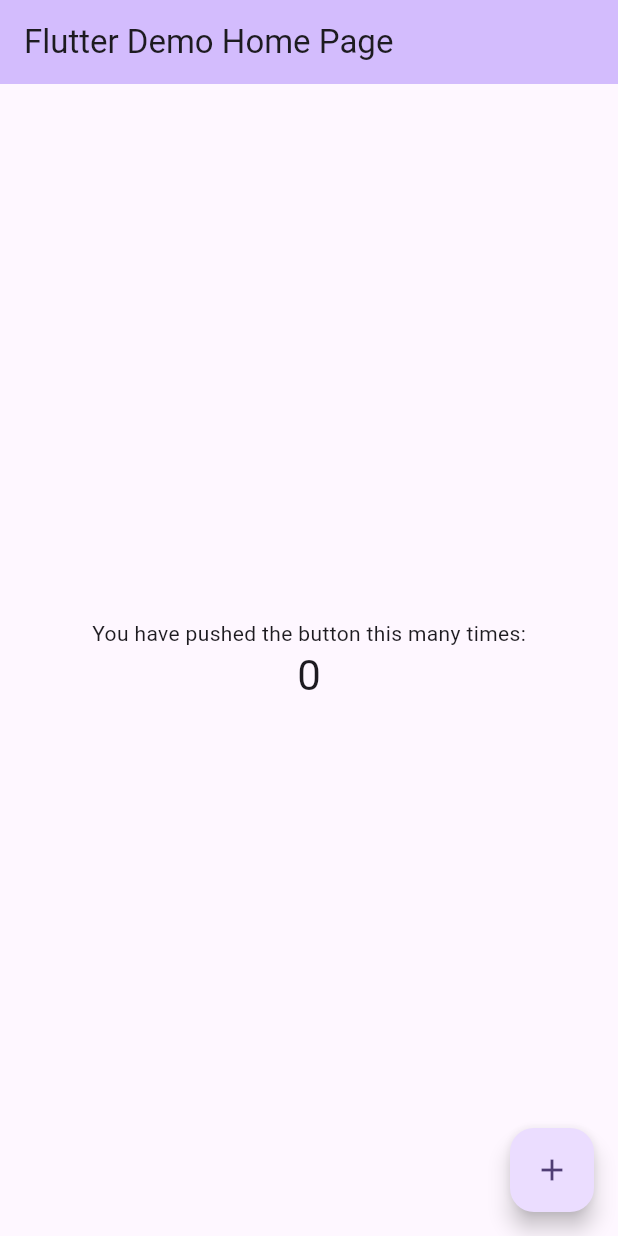
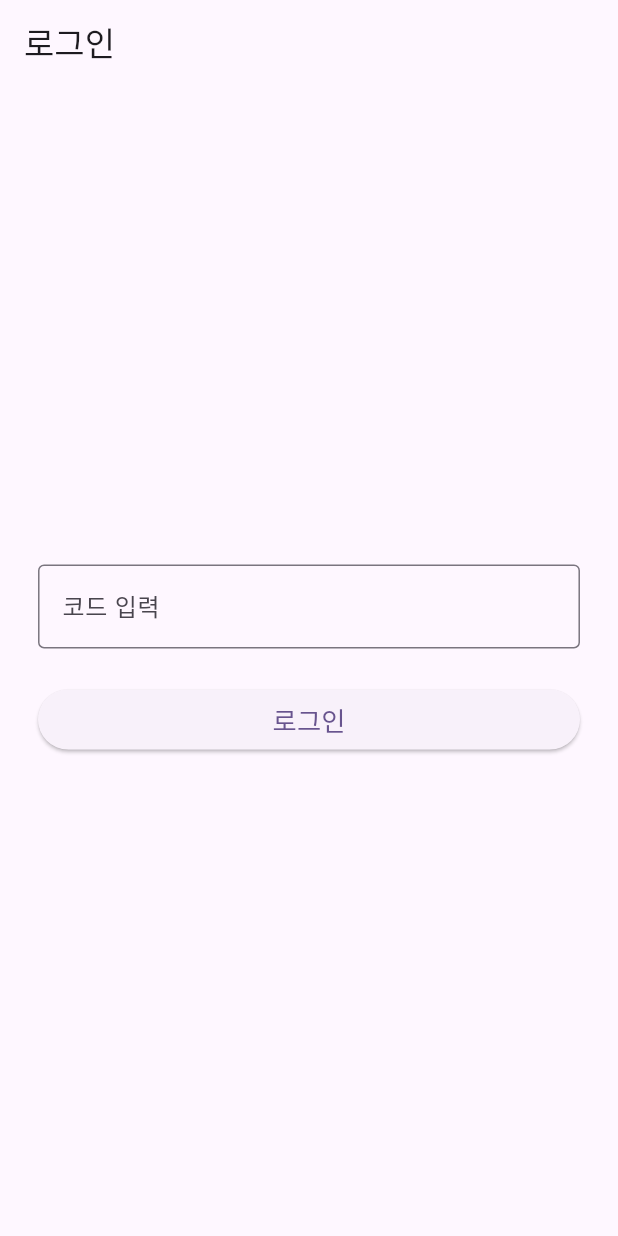
Before and after one commit to angry-dev/smile-monitoring, a Flutter app: the screen it shows after launch, on a phone screen of 412 x 824 dp. Run offline on Flutter 3.47's test engine with Material 3 defaults, Android fonts, the phone set to English and light mode, and no system bars; our stand-ins replace flutter_screenutil.

Commit message:
로그인화면 생성 & 분기

```diff
--- a/lib/main.dart
+++ b/lib/main.dart
@@ -1,4 +1,6 @@
 import 'package:flutter/material.dart';
+import 'package:flutter_screenutil/flutter_screenutil.dart';
+import 'page/login_page.dart';
 
 void main() {
   runApp(const MyApp());
@@ -7,119 +9,22 @@ void main() {
 class MyApp extends StatelessWidget {
   const MyApp({super.key});
 
-  // This widget is the root of your application.
   @override
   Widget build(BuildContext context) {
+    return ScreenUtilInit(
+      designSize: const Size(390, 844), // iPhone 12 기준, 필요시 변경
+      minTextAdapt: true,
+      splitScreenMode: true,
+      builder: (context, child) {
         return MaterialApp(
           title: 'Flutter Demo',
           theme: ThemeData(
-        // This is the theme of your application.
-        //
-        // TRY THIS: Try running your application with "flutter run". You'll see
-        // the application has a purple toolbar. Then, without quitting the app,
-        // try changing the seedColor in the colorScheme below to Colors.green
-        // and then invoke "hot reload" (save your changes or press the "hot
-        // reload" button in a Flutter-supported IDE, or press "r" if you used
-        // the command line to start the app).
-        //
-        // Notice that the counter didn't reset back to zero; the application
-        // state is not lost during the reload. To reset the state, use hot
-        // restart instead.
-        //
-        // This works for code too, not just values: Most code changes can be
-        // tested with just a hot reload.
             colorScheme: ColorScheme.fromSeed(seedColor: Colors.deepPurple),
             useMaterial3: true,
           ),
-      home: const MyHomePage(title: 'Flutter Demo Home Page'),
+          home: const LoginPage(),
+        );
+      },
     );
   }
 }
-
-class MyHomePage extends StatefulWidget {
-  const MyHomePage({super.key, required this.title});
-
-  // This widget is the home page of your application. It is stateful, meaning
-  // that it has a State object (defined below) that contains fields that affect
-  // how it looks.
-
-  // This class is the configuration for the state. It holds the values (in this
-  // case the title) provided by the parent (in this case the App widget) and
-  // used by the build method of the State. Fields in a Widget subclass are
-  // always marked "final".
-
-  final String title;
-
-  @override
-  State<MyHomePage> createState() => _MyHomePageState();
-}
-
-class _MyHomePageState extends State<MyHomePage> {
-  int _counter = 0;
-
-  void _incrementCounter() {
-    setState(() {
-      // This call to setState tells the Flutter framework that something has
-      // changed in this State, which causes it to rerun the build method below
-      // so that the display can reflect the updated values. If we changed
-      // _counter without calling setState(), then the build method would not be
-      // called again, and so nothing would appear to happen.
-      _counter++;
-    });
-  }
-
-  @override
-  Widget build(BuildContext context) {
-    // This method is rerun every time setState is called, for instance as done
-    // by the _incrementCounter method above.
-    //
-    // The Flutter framework has been optimized to make rerunning build methods
-    // fast, so that you can just rebuild anything that needs updating rather
-    // than having to individually change instances of widgets.
-    return Scaffold(
-      appBar: AppBar(
-        // TRY THIS: Try changing the color here to a specific color (to
-        // Colors.amber, perhaps?) and trigger a hot reload to see the AppBar
-        // change color while the other colors stay the same.
-        backgroundColor: Theme.of(context).colorScheme.inversePrimary,
-        // Here we take the value from the MyHomePage object that was created by
-        // the App.build method, and use it to set our appbar title.
-        title: Text(widget.title),
-      ),
-      body: Center(
-        // Center is a layout widget. It takes a single child and positions it
-        // in the middle of the parent.
-        child: Column(
-          // Column is also a layout widget. It takes a list of children and
-          // arranges them vertically. By default, it sizes itself to fit its
-          // children horizontally, and tries to be as tall as its parent.
-          //
-          // Column has various properties to control how it sizes itself and
-          // how it positions its children. Here we use mainAxisAlignment to
-          // center the children vertically; the main axis here is the vertical
-          // axis because Columns are vertical (the cross axis would be
-          // horizontal).
-          //
-          // TRY THIS: Invoke "debug painting" (choose the "Toggle Debug Paint"
-          // action in the IDE, or press "p" in the console), to see the
-          // wireframe for each widget.
-          mainAxisAlignment: MainAxisAlignment.center,
-          children: <Widget>[
-            const Text(
-              'You have pushed the button this many times:',
-            ),
-            Text(
-              '$_counter',
-              style: Theme.of(context).textTheme.headlineMedium,
-            ),
-          ],
-        ),
-      ),
-      floatingActionButton: FloatingActionButton(
-        onPressed: _incrementCounter,
-        tooltip: 'Increment',
-        child: const Icon(Icons.add),
-      ), // This trailing comma makes auto-formatting nicer for build methods.
-    );
-  }
-}
--- /dev/null
+++ b/lib/page/login_page.dart
@@ -0,0 +1,66 @@
+import 'package:flutter/material.dart';
+import 'package:flutter_screenutil/flutter_screenutil.dart';
+import 'admin_home_page.dart';
+import 'user_home_page.dart';
+import '../constant/app_constants.dart';
+
+class LoginPage extends StatefulWidget {
+  const LoginPage({super.key});
+  @override
+  State<LoginPage> createState() => _LoginPageState();
+}
+
+class _LoginPageState extends State<LoginPage> {
+  final TextEditingController _codeController = TextEditingController();
+  String? _errorText;
+
+  void _login() {
+    final code = _codeController.text.trim();
+    if (code == AppConstants.adminCode) {
+      Navigator.pushReplacement(
+        context,
+        MaterialPageRoute(builder: (_) => const AdminHomePage()),
+      );
+    } else if (code == AppConstants.userCode) {
+      Navigator.pushReplacement(
+        context,
+        MaterialPageRoute(builder: (_) => const UserHomePage()),
+      );
+    } else {
+      setState(() {
+        _errorText = AppConstants.loginErrorMsg;
+      });
+    }
+  }
+
+  @override
+  Widget build(BuildContext context) {
+    return Scaffold(
+      appBar: AppBar(title: const Text('로그인')),
+      body: Padding(
+        padding: EdgeInsets.all(24.w),
+        child: Column(
+          mainAxisAlignment: MainAxisAlignment.center,
+          children: [
+            TextField(
+              controller: _codeController,
+              decoration: InputDecoration(
+                labelText: '코드 입력',
+                errorText: _errorText,
+                border: const OutlineInputBorder(),
+              ),
+            ),
+            SizedBox(height: 24.h),
+            SizedBox(
+              width: double.infinity,
+              child: ElevatedButton(
+                onPressed: _login,
+                child: Text('로그인', style: TextStyle(fontSize: 18.sp)),
+              ),
+            ),
+          ],
+        ),
+      ),
+    );
+  }
+}
--- a/pubspec.yaml
+++ b/pubspec.yaml
@@ -30,6 +30,7 @@ environment:
 dependencies:
   flutter:
     sdk: flutter
+  flutter_screenutil: ^5.9.0
 
 
   # The following adds the Cupertino Icons font to your application.
```
Also changed, not shown: lib/page/admin_home_page.dart (added, +15 -0 lines), lib/page/user_home_page.dart (added, +15 -0 lines), pubspec.lock. Lines whose indentation alone changed are shown as unchanged.
